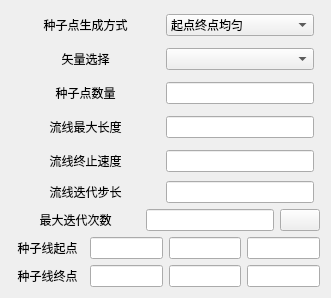
hu-shuhan/editOpeniGame, file Qt/Resources/UI/igStreamTracer.ui: the form before one commit.
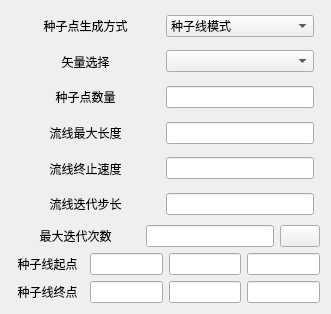
The form after the commit. Icons and pictures are not drawn.

Diff of the .ui file:
```diff
--- a/Qt/Resources/UI/igStreamTracer.ui
+++ b/Qt/Resources/UI/igStreamTracer.ui
@@ -7,7 +7,7 @@
     <x>0</x>
     <y>0</y>
     <width>331</width>
-    <height>284</height>
+    <height>314</height>
    </rect>
   </property>
   <property name="windowTitle">
@@ -220,7 +220,7 @@
        </property>
        <item>
         <property name="text">
-         <string>起点终点均匀</string>
+         <string>种子线模式</string>
         </property>
        </item>
        <item>
```
Left out of the diff: 4 changed lines with no effect on the pictures.
